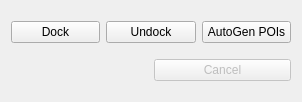
Above: pal_navigation_rviz_plugins/src/dock_undock.ui from pal-robotics/pal_rviz_plugins before the change. Below: the same form after it.
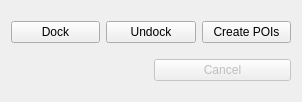
That is the form after the change.

Commit message: created "create POIs" button for learning dock config

What changed in the file:
```diff
--- a/pal_navigation_rviz_plugins/src/dock_undock.ui
+++ b/pal_navigation_rviz_plugins/src/dock_undock.ui
@@ -33,7 +33,7 @@
      <item>
       <widget class="QPushButton" name="autodock">
        <property name="text">
-        <string>AutoGen POIs</string>
+        <string>Create POIs</string>
        </property>
       </widget>
      </item>
```
Left out of the diff: 2 changed lines with no effect on the pictures. The commit also changes 4 other files.
